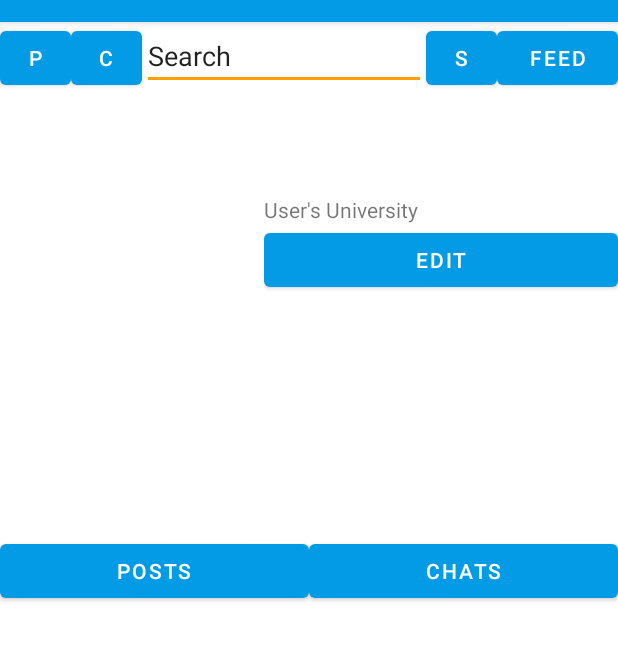
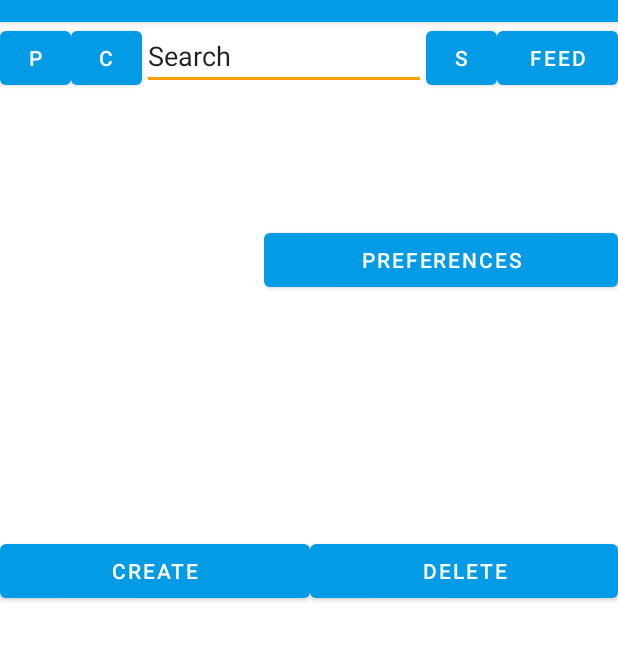
Before and after one commit to CS591STAR/MarketPlace, an Android app: the screen it shows after launch once a user with an empty profile is signed in (MainActivity), after a tap on an icon or button, on a phone screen of 412 x 824 dp, the part 62-722 px from its top. Run offline under Robolectric (Android 15) with nearby library versions, the phone set to English and light mode, and no system bars; our stand-ins replace CircleImageView, Firebase (no records; nobody signed in at launch, a user with empty details on screens opened directly); pictures from the network do not load; 4 statements that could not run were skipped.

Commit message:
preferences fragment

```diff
--- a/app/src/main/AndroidManifest.xml
+++ b/app/src/main/AndroidManifest.xml
@@ -43,6 +43,7 @@
             </intent-filter>
         </activity>
         <activity android:name=".MarketFeed" />
+        <activity android:name=".Preferences" />
         <activity android:name=".ZipCodeAPI" />
         <activity android:name=".ItemPostForm"
             android:windowSoftInputMode="adjustPan"
--- a/app/src/main/java/com/example/marketplace/ItemPostForm.java
+++ b/app/src/main/java/com/example/marketplace/ItemPostForm.java
@@ -98,7 +98,7 @@ public class ItemPostForm extends Fragment {
     }
 
     public interface ItemPostFormListener {
-        public void returnToFeed();
+        public void openFeed();
         // add methods that we would need the activity to implement
     }
 
@@ -186,7 +186,7 @@ public class ItemPostForm extends Fragment {
                         postDescriptionText.getText().toString());
 
                 Toast.makeText(view.getContext(),"New post created", Toast.LENGTH_SHORT).show();
-                IPFL.returnToFeed();
+                IPFL.openFeed();
             }
         });
 
--- a/app/src/main/java/com/example/marketplace/MainActivity.java
+++ b/app/src/main/java/com/example/marketplace/MainActivity.java
@@ -9,14 +9,15 @@ import android.os.Bundle;
 import android.os.StrictMode;
 import android.widget.LinearLayout;
 
-public class MainActivity extends AppCompatActivity implements NavBarFragment.NavBarFragmentListener, MarketFeed.MarketFeedListener, ItemPostForm.ItemPostFormListener {
+public class MainActivity extends AppCompatActivity implements NavBarFragment.NavBarFragmentListener, MarketFeed.MarketFeedListener, ItemPostForm.ItemPostFormListener, Profile.ProfileListener {
 
     User you;
     MarketFeed marketFeed;
     Profile profile;
     Chatroom chats;
     ItemPostForm itemPostForm;
-    // add search also
+    Preferences preferences;
+
     LinearLayout fragLayout;
     FragmentManager fm;
 
@@ -36,6 +37,7 @@ public class MainActivity extends AppCompatActivity implements NavBarFragment.Na
         profile = new Profile();
         chats = new Chatroom();
         itemPostForm = new ItemPostForm();
+        preferences = new Preferences();
 
         fragLayout = findViewById(R.id.fragLayout);
         fm = getSupportFragmentManager();
@@ -84,11 +86,6 @@ public class MainActivity extends AppCompatActivity implements NavBarFragment.Na
     }
 
     @Override
-    public void returnToFeed() {
-        openFeed();
-    }
-
-    @Override
     public void createPost() {
 
         if (itemPostForm == null) {
@@ -101,4 +98,17 @@ public class MainActivity extends AppCompatActivity implements NavBarFragment.Na
 
     }
 
+    @Override
+    public void openPreferences() {
+
+        if (preferences == null) {
+            preferences = new Preferences();
+        }
+        FragmentTransaction ft = fm.beginTransaction();
+        ft.replace(R.id.fragLayout, preferences, "Preferences");
+        ft.addToBackStack(null);
+        ft.commit();
+    }
+
+
 }
--- /dev/null
+++ b/app/src/main/java/com/example/marketplace/Preferences.java
@@ -0,0 +1,74 @@
+package com.example.marketplace;
+
+import android.content.Context;
+import android.os.Bundle;
+import android.view.LayoutInflater;
+import android.view.View;
+import android.view.ViewGroup;
+import android.widget.Button;
+import android.widget.EditText;
+import android.widget.TextView;
+
+import androidx.annotation.NonNull;
+import androidx.fragment.app.Fragment;
+
+public class Preferences extends Fragment {
+
+    private TextView txt1;
+    private EditText edit1;
+    private Button btn1;
+    private TextView txt2;
+    private EditText edit2;
+    private Button btn2;
+    private TextView txt3;
+    private EditText edit3;
+    private Button btn3;
+    private TextView txt4;
+    private EditText edit4;
+    private Button btn4;
+    private TextView txt5;
+    private EditText edit5;
+    private Button btn5;
+
+    public Preferences() {
+
+    }
+
+//    public interface PreferencesListener {
+//
+//    }
+//
+//    PreferencesListener PL;
+//
+//    @Override
+//    public void onAttach(@NonNull Context context) {
+//        super.onAttach(context);
+//        PL = (PreferencesListener) context;
+//    }
+
+    @Override
+    public View onCreateView(LayoutInflater inflater, ViewGroup container,
+                             Bundle savedInstanceState) {
+        // Inflate the layout for this fragment
+        View view = inflater.inflate(R.layout.pref_layout, container, false);
+
+        txt1 = view.findViewById(R.id.txt1);
+        edit1 = view.findViewById(R.id.edit1);
+        btn1 = view.findViewById(R.id.btn1);
+        txt2 = view.findViewById(R.id.txt2);
+        edit2 = view.findViewById(R.id.edit2);
+        btn2 = view.findViewById(R.id.btn2);
+        txt3 = view.findViewById(R.id.txt3);
+        edit3 = view.findViewById(R.id.edit3);
+        btn3 = view.findViewById(R.id.btn3);
+        txt4 = view.findViewById(R.id.txt4);
+        edit4 = view.findViewById(R.id.edit4);
+        btn4 = view.findViewById(R.id.btn4);
+        txt5 = view.findViewById(R.id.txt5);
+        edit5 = view.findViewById(R.id.edit5);
+        btn5 = view.findViewById(R.id.btn5);
+
+        return view;
+    }
+
+}
--- a/app/src/main/java/com/example/marketplace/Profile.java
+++ b/app/src/main/java/com/example/marketplace/Profile.java
@@ -1,7 +1,7 @@
 package com.example.marketplace;
 
 
-import android.content.Intent;
+import android.content.Context;
 import android.graphics.Bitmap;
 import android.graphics.BitmapFactory;
 import android.graphics.drawable.BitmapDrawable;
@@ -16,6 +16,7 @@ import android.widget.ImageView;
 import android.widget.TextView;
 import android.widget.Toast;
 
+import androidx.annotation.NonNull;
 import androidx.fragment.app.Fragment;
 
 import com.google.firebase.auth.FirebaseAuth;
@@ -29,15 +30,27 @@ public class Profile extends Fragment {
     private ImageView imgUser;
     private TextView txtDisplayName;
     private TextView txtEmail;
-    private Button btnEdit;
-    private Button btnPosts;
-    private Button btnChats;
+    private Button btnPreferences;
+    private Button btnCreate;
+    private Button btnDelete;
     private TextView txtUni;
     private FirebaseUser mFirebaseUser;
-    // test
 
     public Profile() {
 
+    }
+
+    public interface ProfileListener {
+        public void createPost();
+        public void openPreferences();
+    }
+
+    ProfileListener PL;
+
+    @Override
+    public void onAttach(@NonNull Context context) {
+        super.onAttach(context);
+        PL = (ProfileListener) context;
     }
 
     @Override
@@ -49,25 +62,15 @@ public class Profile extends Fragment {
         imgUser = view.findViewById(R.id.imgUser);
         txtDisplayName = view.findViewById(R.id.txtDisplayName);
         txtEmail = view.findViewById(R.id.txtEmail);
-        btnEdit = view.findViewById(R.id.btnEdit);
-        btnPosts = view.findViewById(R.id.btnPosts);
-        btnChats = view.findViewById(R.id.btnChats);
-        btnChats.setOnClickListener(new View.OnClickListener() {
-            @Override
-            public void onClick(View view) {
-                startActivity(new Intent(getContext(), ChatList.class));
-            }
-        });
+        btnPreferences = view.findViewById(R.id.btnPreferences);
+        btnCreate = view.findViewById(R.id.btnCreate);
+        btnDelete = view.findViewById(R.id.btnDelete);
         txtUni = view.findViewById(R.id.txtUni);
 
         mFirebaseUser= FirebaseAuth.getInstance().getCurrentUser();
-
         if (mFirebaseUser != null) {
-
             txtDisplayName.setText(mFirebaseUser.getDisplayName());
             txtEmail.setText(mFirebaseUser.getEmail());
-
-
             try {
                 URL url = new URL(mFirebaseUser.getPhotoUrl().toString());
                 Bitmap image = BitmapFactory.decodeStream(url.openConnection().getInputStream());
@@ -75,9 +78,22 @@ public class Profile extends Fragment {
                 imgUser.setImageDrawable(d);
             } catch (IOException e) {
                 Toast.makeText(getActivity(), "Could not load the Image", Toast.LENGTH_SHORT).show();
-
             }
         }
+
+        btnCreate.setOnClickListener(new View.OnClickListener() {
+            @Override
+            public void onClick(View view) {
+                PL.createPost();
+            }
+        });
+
+        btnPreferences.setOnClickListener(new View.OnClickListener() {
+            @Override
+            public void onClick(View view) {
+                PL.openPreferences();
+            }
+        });
 
 
         return view;
--- a/app/src/main/res/layout/activity_profile.xml
+++ b/app/src/main/res/layout/activity_profile.xml
@@ -41,14 +41,13 @@
             <TextView
                 android:id="@+id/txtUni"
                 android:layout_width="match_parent"
-                android:layout_height="wrap_content"
-                android:text="@string/User_Uni" />
+                android:layout_height="wrap_content" />
 
             <Button
-                android:id="@+id/btnEdit"
+                android:id="@+id/btnPreferences"
                 android:layout_width="match_parent"
                 android:layout_height="wrap_content"
-                android:text="@string/Edit_Button" />
+                android:text="@string/Preferences_Button" />
         </LinearLayout>
     </LinearLayout>
 
@@ -59,18 +58,18 @@
         android:orientation="horizontal">
 
         <Button
-            android:id="@+id/btnPosts"
+            android:id="@+id/btnCreate"
             android:layout_width="wrap_content"
             android:layout_height="wrap_content"
             android:layout_weight="1"
-            android:text="@string/Posts_Button" />
+            android:text="@string/Create_Button" />
 
         <Button
-            android:id="@+id/btnChats"
+            android:id="@+id/btnDelete"
             android:layout_width="wrap_content"
             android:layout_height="wrap_content"
             android:layout_weight="1"
-            android:text="@string/Chats_Button" />
+            android:text="@string/Delete_Button" />
     </LinearLayout>
 
 </LinearLayout>
--- a/app/src/main/res/values/strings.xml
+++ b/app/src/main/res/values/strings.xml
@@ -22,9 +22,9 @@
     <string name="User_Name">User\'s Name</string>
     <string name="User_Email">User\'s Email</string>
     <string name="User_Uni">User\'s University</string>
-    <string name="Edit_Button">Edit</string>
-    <string name="Posts_Button">Posts</string>
-    <string name="Chats_Button">Chats</string>
+    <string name="Preferences_Button">Preferences</string>
+    <string name="Create_Button">Create</string>
+    <string name="Delete_Button">Delete</string>
 
     <!--NavBar-->
     <string name="P_button">P</string>
@@ -134,4 +134,5 @@
     <string name="item_pic">Picture of the Item</string>
     <string name="price">Price:</string>
     <string name="textview">TextView</string>
+    <string name="apply">Apply</string>
 </resources>
--- a/app/src/main/res/values/styles.xml
+++ b/app/src/main/res/values/styles.xml
@@ -46,4 +46,9 @@
         <item name="android:textSize">36sp</item>
     </style>
 
+    <style name="AppTheme.PopUpTheme" >
+        <item name="android:windowIsTranslucent">true</item>
+        <item name="android:windowCloseOnTouchOutside">true</item>
+    </style>
+
 </resources>
```
Also changed, not shown: app/src/main/res/layout/pref_layout.xml (added, +156 -0 lines).
